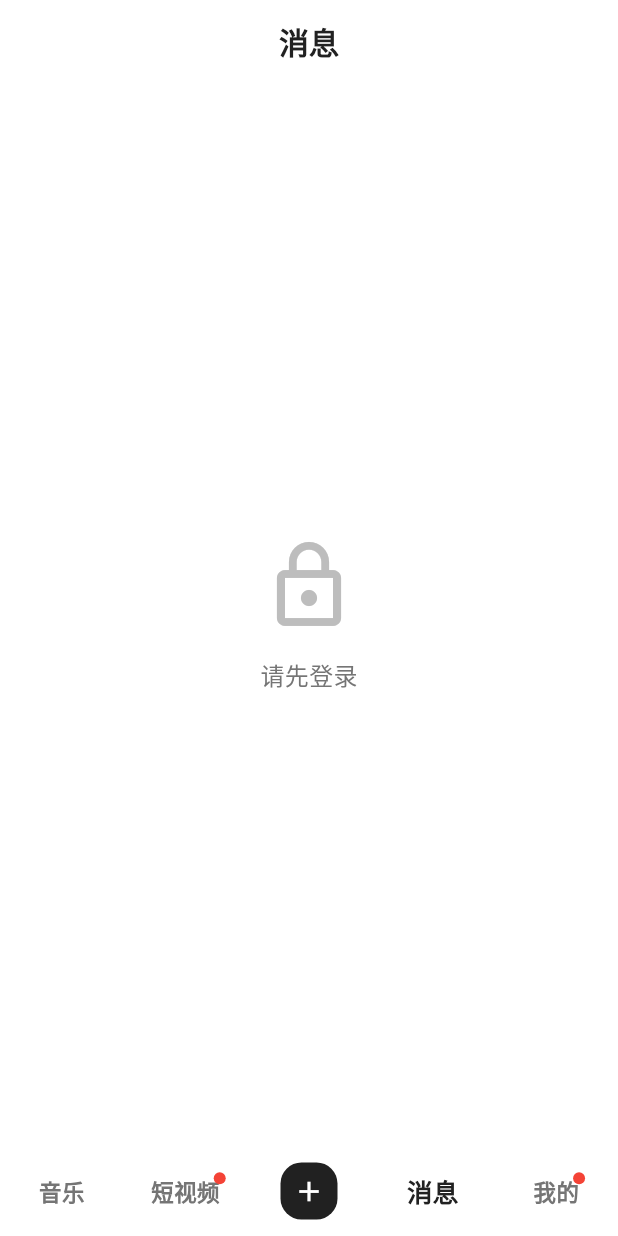
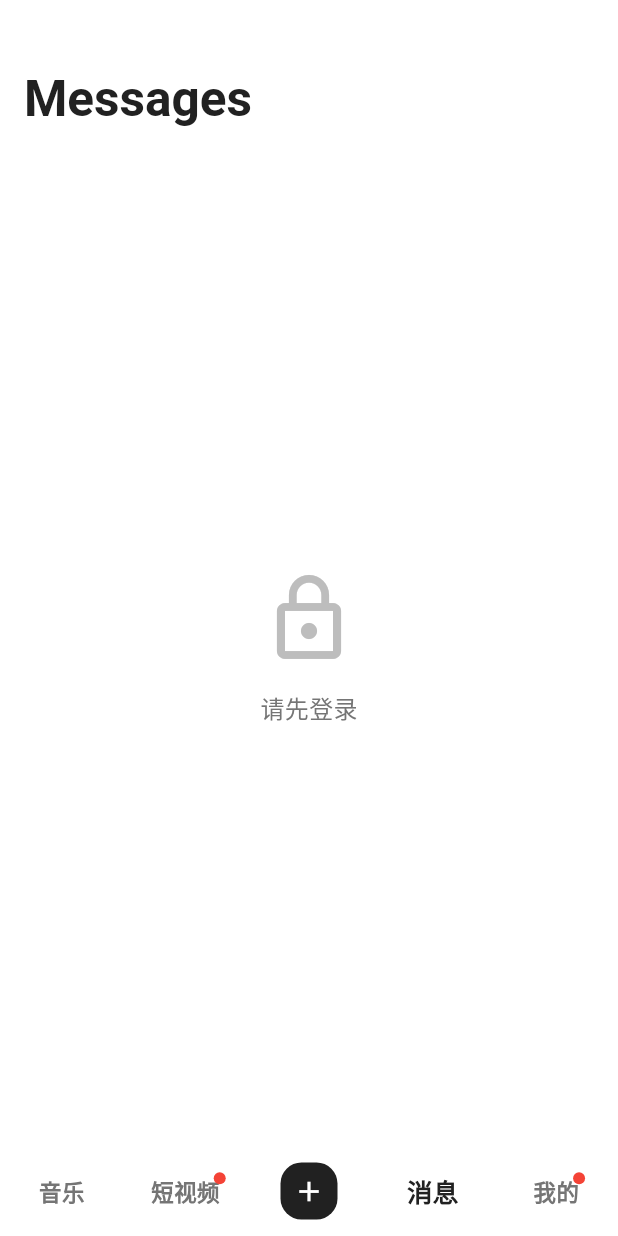
Before and after one commit to armomu/komodo, a Flutter app: the screen it shows after launch, item 4 of the bottom bar chosen, on a phone screen of 412 x 824 dp. Run offline on Flutter 3.47's test engine with Material 3 defaults, Android fonts, the phone set to English and light mode, and no system bars; our stand-ins replace audioplayers, card_swiper, dio, flutter_native_splash, get, get_storage and 10 more; missing offline and left inert: flutter_webrtc, record, rtmp_streaming; accounts and stored records are empty; network calls fail; project files that could hold a hidden picture were left out.

Commit message:
feat(message): 消息列表使用NestedScrollView布局

```diff
--- a/lib/pages/message/message_tab.dart
+++ b/lib/pages/message/message_tab.dart
@@ -12,11 +12,22 @@ class MessageTab extends StatelessWidget {
 
   @override
   Widget build(BuildContext context) {
-    return Scaffold(
-      appBar: AppBar(
-        title: const Text('消息'),
-        centerTitle: true,
-      ),
+    return NestedScrollView(
+      headerSliverBuilder: (BuildContext context, bool _) {
+        return <Widget>[
+          const SliverAppBar(
+            expandedHeight: 100,
+            pinned: true,
+            flexibleSpace: FlexibleSpaceBar(
+              title: Text(
+                'Messages',
+                style: TextStyle(fontWeight: FontWeight.w600),
+              ),
+              titlePadding: EdgeInsets.fromLTRB(16, 16, 3, 12),
+            ),
+          ),
+        ];
+      },
       body: ConsumerListView(),
     );
   }
```
Also changed, not shown: lib/pages/message/widgets/consumer_list_tile.dart (+17 -20 lines).
